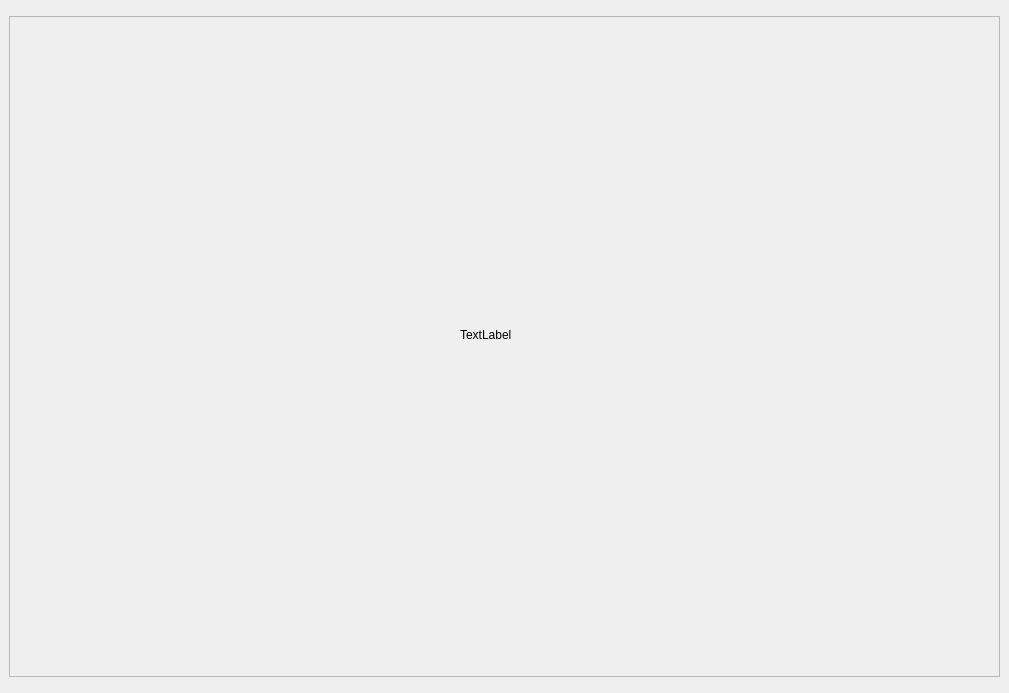
Qt form MyPhotoshop/Spreadclass.ui (GreenBee123/MyPhotoshop) before a commit.
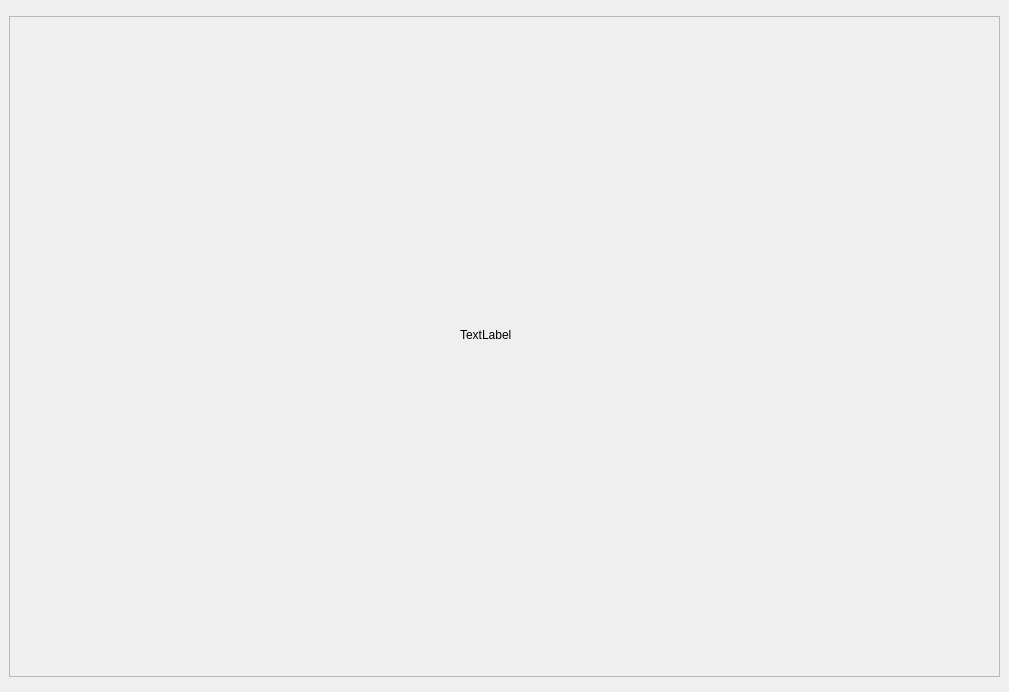
The same form after that commit.

```diff
--- a/MyPhotoshop/Spreadclass.ui
+++ b/MyPhotoshop/Spreadclass.ui
@@ -7,7 +7,7 @@
     <x>0</x>
     <y>0</y>
     <width>1009</width>
-    <height>693</height>
+    <height>692</height>
    </rect>
   </property>
   <property name="windowTitle">
```
